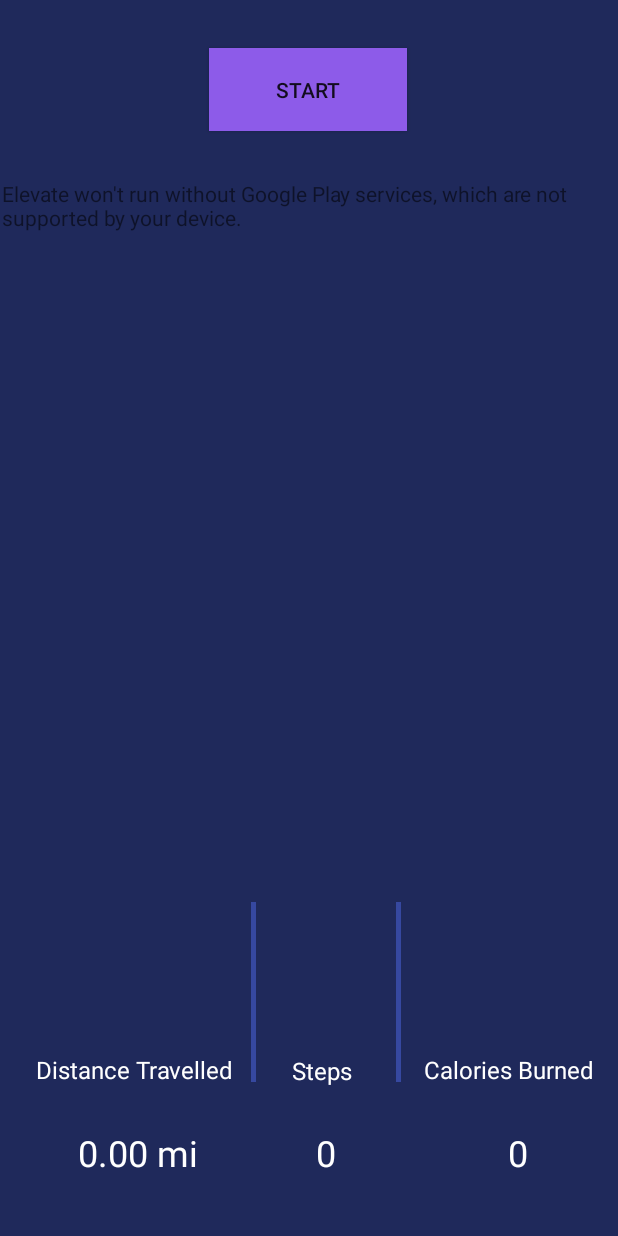
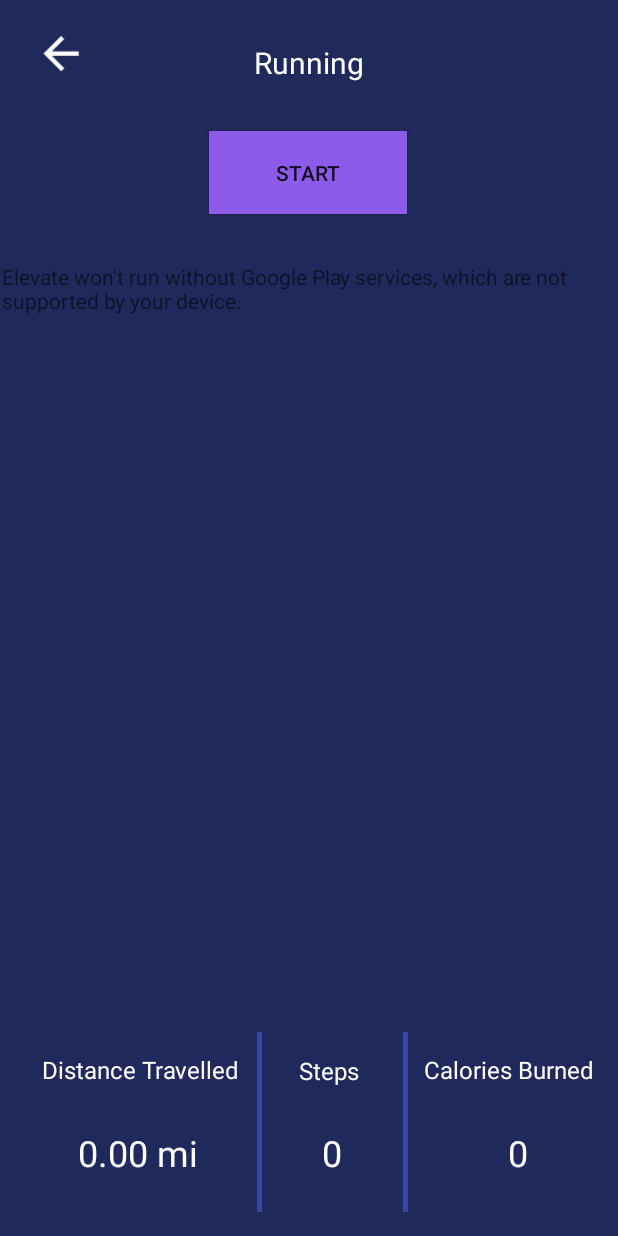
Before and after one commit to Ryan-Adami/cs160_prog3, an Android app: the RunTracker screen opened directly, with no data from a screen before it, on a phone screen of 412 x 824 dp. Run offline under Robolectric (Android 15) with nearby library versions, the phone set to English and light mode, and no system bars.

Commit message:
revert changes on screen 4

```diff
--- a/app/src/main/java/com/example/cs160_prog3/RunTracker.java
+++ b/app/src/main/java/com/example/cs160_prog3/RunTracker.java
@@ -1,13 +1,9 @@
 package com.example.cs160_prog3;
 
-import androidx.annotation.NonNull;
-import androidx.annotation.Nullable;
 import androidx.fragment.app.FragmentActivity;
 
-import android.content.Context;
 import android.content.Intent;
 import android.os.Bundle;
-import android.util.AttributeSet;
 import android.view.View;
 import android.widget.Button;
 
--- a/app/src/main/res/layout/activity_run_tracker.xml
+++ b/app/src/main/res/layout/activity_run_tracker.xml
@@ -57,8 +57,7 @@
         app:layout_constraintBottom_toBottomOf="parent"
         app:layout_constraintEnd_toStartOf="@+id/textView3"
         app:layout_constraintHorizontal_bias="0.0"
-        app:layout_constraintStart_toEndOf="@+id/textView2"
-        app:layout_constraintTop_toBottomOf="@+id/map" />
+        app:layout_constraintStart_toEndOf="@+id/textView2" />
 
     <TextView
         android:id="@+id/textView13"
@@ -71,8 +70,7 @@
         app:layout_constraintBottom_toBottomOf="parent"
         app:layout_constraintEnd_toStartOf="@+id/textView4"
         app:layout_constraintHorizontal_bias="0.0"
-        app:layout_constraintStart_toEndOf="@+id/textView3"
-        app:layout_constraintTop_toBottomOf="@+id/map" />
+        app:layout_constraintStart_toEndOf="@+id/textView3" />
 
     <Button
         android:id="@+id/button"
@@ -85,22 +83,31 @@
         app:layout_constraintEnd_toEndOf="parent"
         app:layout_constraintHorizontal_bias="0.498"
         app:layout_constraintStart_toStartOf="parent"
+        app:layout_constraintTop_toBottomOf="@+id/textView" />
+
+    <TextView
+        android:id="@+id/textView"
+        android:layout_width="wrap_content"
+        android:layout_height="wrap_content"
+        android:layout_marginTop="28dp"
+        android:text="@string/Running"
+        android:textColor="@color/white"
+        android:textSize="20sp"
+        app:layout_constraintEnd_toEndOf="parent"
+        app:layout_constraintStart_toStartOf="parent"
         app:layout_constraintTop_toTopOf="parent" />
-
 
     <TextView
         android:id="@+id/textView2"
         android:layout_width="wrap_content"
         android:layout_height="wrap_content"
-        android:layout_marginStart="24dp"
+        android:layout_marginStart="28dp"
         android:layout_marginBottom="100dp"
         android:text="@string/distance_caption"
         android:textColor="@color/white"
         android:textSize="16sp"
         app:layout_constraintBottom_toBottomOf="parent"
-        app:layout_constraintStart_toStartOf="parent"
-        app:layout_constraintTop_toBottomOf="@+id/map"
-        app:layout_constraintVertical_bias="1.0" />
+        app:layout_constraintStart_toStartOf="parent" />
 
     <TextView
         android:id="@+id/textView3"
@@ -113,10 +120,8 @@
         android:textSize="16sp"
         app:layout_constraintBottom_toBottomOf="parent"
         app:layout_constraintEnd_toStartOf="@+id/textView4"
-        app:layout_constraintHorizontal_bias="0.439"
-        app:layout_constraintStart_toEndOf="@+id/textView2"
-        app:layout_constraintTop_toBottomOf="@+id/map"
-        app:layout_constraintVertical_bias="1.0" />
+        app:layout_constraintHorizontal_bias="0.474"
+        app:layout_constraintStart_toEndOf="@+id/textView2" />
 
     <TextView
         android:id="@+id/textView4"
@@ -128,9 +133,8 @@
         android:textColor="@color/white"
         android:textSize="16sp"
         app:layout_constraintBottom_toBottomOf="parent"
-        app:layout_constraintEnd_toEndOf="parent"
-        app:layout_constraintTop_toBottomOf="@+id/map"
-        app:layout_constraintVertical_bias="1.0" />
+        app:layout_constraintEnd_toEndOf="parent" />
+
 
     <fragment
         android:id="@+id/map"
@@ -143,4 +147,15 @@
         app:layout_constraintTop_toBottomOf="@+id/button"
         tools:context=".MapsActivity" />
 
+    <ImageView
+        android:id="@+id/imageView"
+        android:layout_width="46dp"
+        android:layout_height="38dp"
+        android:layout_marginStart="16dp"
+        android:layout_marginTop="16dp"
+        android:onClick="goBackToMenu"
+        android:src="@drawable/arrow"
+        app:layout_constraintStart_toStartOf="parent"
+        app:layout_constraintTop_toTopOf="parent" />
+
 </androidx.constraintlayout.widget.ConstraintLayout>
```
